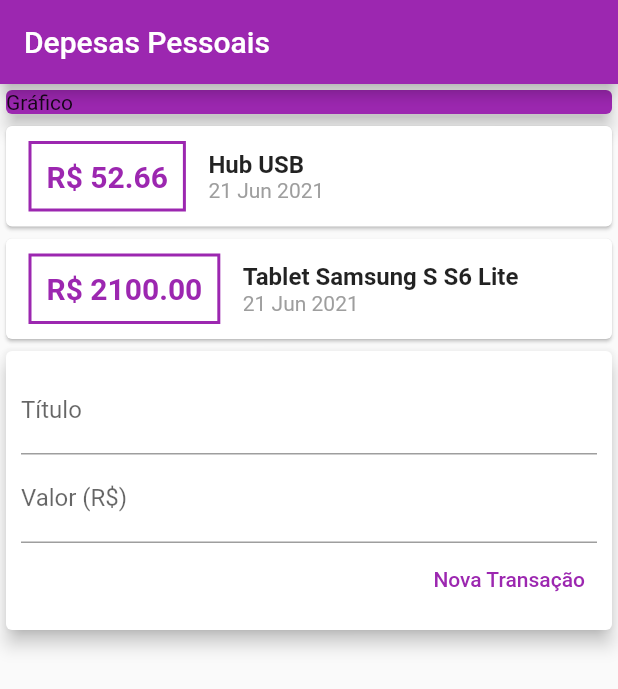
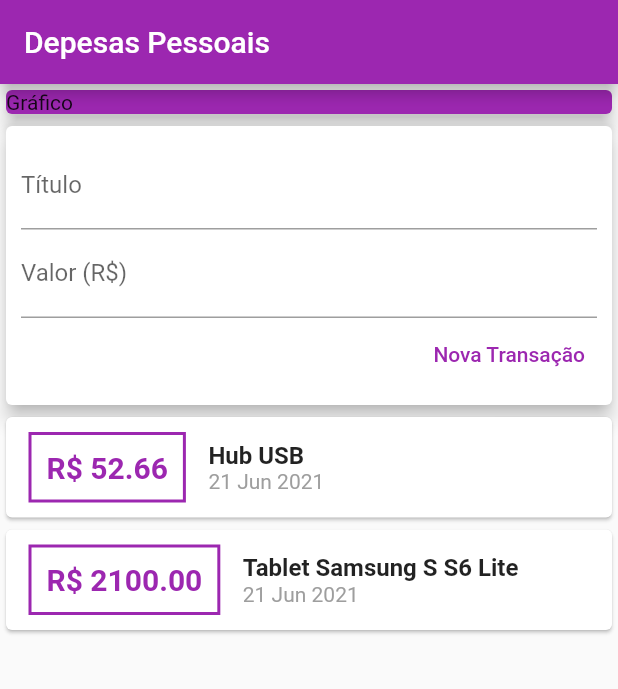
Before and after one commit to stroherdebora/Personal_Expenses, a Flutter app: the screen it shows after launch, after a tap on "Nova Transação", on a phone screen of 412 x 824 dp. Shown: the top 689 px of the screen. Run offline on Flutter 3.47's test engine with Material 2 defaults, Android fonts, the phone set to English and light mode, and no system bars.

Commit message:
New features

```diff
--- a/lib/components/transaction_form.dart
+++ b/lib/components/transaction_form.dart
@@ -3,6 +3,21 @@ import 'package:flutter/material.dart';
 class TransactionForm extends StatelessWidget {
   final titleController = TextEditingController();
   final valueController = TextEditingController();
+
+  final void Function(String, double) onSubmit;
+
+  TransactionForm(this.onSubmit);
+
+  _submitForm() {
+    final title = titleController.text;
+    final value = double.tryParse(valueController.text) ?? 0.0;
+
+    if (title.isEmpty || value <= 0) {
+      return;
+    }
+
+    onSubmit(title, value);
+  }
 
   @override
   Widget build(BuildContext context) {
@@ -14,12 +29,15 @@ class TransactionForm extends StatelessWidget {
           children: [
             TextField(
               controller: titleController,
+              onSubmitted: (_) => _submitForm(),
               decoration: InputDecoration(
                 labelText: 'Título',
               ),
             ),
             TextField(
               controller: valueController,
+              keyboardType: TextInputType.numberWithOptions(decimal: true),
+              onSubmitted: (_) => _submitForm(),
               decoration: InputDecoration(
                 labelText: 'Valor (R\$)',
               ),
@@ -29,8 +47,7 @@ class TransactionForm extends StatelessWidget {
               children: [
                 TextButton(
                   onPressed: () {
-                    print(titleController.text);
-                    print(valueController.text);
+                    _submitForm();
                   },
                   child: Text("Nova Transação"),
                   style: TextButton.styleFrom(
--- a/lib/components/transaction_list.dart
+++ b/lib/components/transaction_list.dart
@@ -9,8 +9,12 @@ class TransactionList extends StatelessWidget {
 
   @override
   Widget build(BuildContext context) {
-    return Column(
-      children: transactions.map((tr) {
+    return Container(
+      height: 300,
+      child: ListView.builder(
+        itemCount: transactions.length,
+        itemBuilder: (ctx, index) {
+          final tr = transactions[index];
           return Card(
             child: Row(
               children: <Widget>[
@@ -56,7 +60,8 @@ class TransactionList extends StatelessWidget {
               ],
             ),
           );
-      }).toList(),
+        },
+      ),
     );
   }
 }
--- a/lib/components/transaction_user.dart
+++ b/lib/components/transaction_user.dart
@@ -43,8 +43,8 @@ class _TransactionUserState extends State<TransactionUser> {
   Widget build(BuildContext context) {
     return Column(
       children: [
+        TransactionForm(_addTransaction),
         TransactionList(_transactions),
-        TransactionForm(),
       ],
     );
   }
--- a/lib/main.dart
+++ b/lib/main.dart
@@ -20,7 +20,8 @@ class MyHomePage extends StatelessWidget {
       appBar: AppBar(
         title: Text('Depesas Pessoais'),
       ),
-      body: Column(
+      body: SingleChildScrollView(
+        child: Column(
           crossAxisAlignment: CrossAxisAlignment.stretch,
           children: <Widget>[
             Container(
@@ -33,6 +34,7 @@ class MyHomePage extends StatelessWidget {
             TransactionUser(),
           ],
         ),
+      ),
     );
   }
 }
```
Lines whose indentation alone changed are shown as unchanged.
